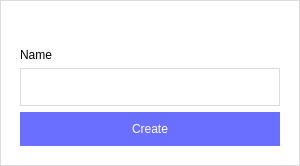
Above: src/Dialogs/createiodialog.ui from romanato73/vut-icp-2021 before the change. Below: the same form after it.
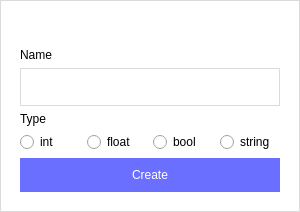
That is the form after the change.

What changed in the file:
```diff
--- a/src/Dialogs/createiodialog.ui
+++ b/src/Dialogs/createiodialog.ui
@@ -7,13 +7,13 @@
     <x>0</x>
     <y>0</y>
     <width>300</width>
-    <height>160</height>
+    <height>203</height>
    </rect>
   </property>
   <property name="maximumSize">
    <size>
     <width>300</width>
-    <height>160</height>
+    <height>400</height>
    </size>
   </property>
   <property name="windowTitle">
@@ -75,6 +75,82 @@
       <item>
        <widget class="QLineEdit" name="name"/>
       </item>
+      <item>
+       <widget class="QWidget" name="inTypes" native="true">
+        <property name="styleSheet">
+         <string notr="true">QRadioButton {
+	color: #000;
+}</string>
+        </property>
+        <layout class="QVBoxLayout" name="verticalLayout_3">
+         <property name="leftMargin">
+          <number>0</number>
+         </property>
+         <property name="topMargin">
+          <number>0</number>
+         </property>
+         <property name="rightMargin">
+          <number>0</number>
+         </property>
+         <property name="bottomMargin">
+          <number>0</number>
+         </property>
+         <item>
+          <widget class="QLabel" name="label">
+           <property name="text">
+            <string>Type</string>
+           </property>
+          </widget>
+         </item>
+         <item>
+          <widget class="QWidget" name="widget_3" native="true">
+           <layout class="QHBoxLayout" name="horizontalLayout">
+            <property name="leftMargin">
+             <number>0</number>
+            </property>
+            <property name="topMargin">
+             <number>0</number>
+            </property>
+            <property name="rightMargin">
+             <number>0</number>
+            </property>
+            <property name="bottomMargin">
+             <number>0</number>
+            </property>
+            <item>
+             <widget class="QRadioButton" name="InTypeInt">
+              <property name="text">
+               <string>int</string>
+              </property>
+             </widget>
+            </item>
+            <item>
+             <widget class="QRadioButton" name="InTypeFloat">
+              <property name="text">
+               <string>float</string>
+              </property>
+             </widget>
+            </item>
+            <item>
+             <widget class="QRadioButton" name="InTypeBool">
+              <property name="text">
+               <string>bool</string>
+              </property>
+             </widget>
+            </item>
+            <item>
+             <widget class="QRadioButton" name="InTypeString">
+              <property name="text">
+               <string>string</string>
+              </property>
+             </widget>
+            </item>
+           </layout>
+          </widget>
+         </item>
+        </layout>
+       </widget>
+      </item>
       <item>
        <widget class="QPushButton" name="create">
         <property name="text">
```
